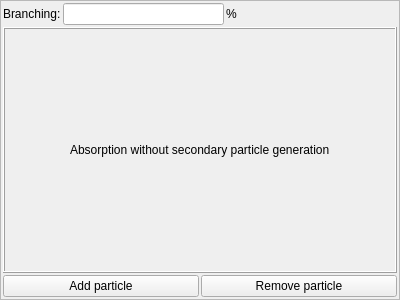
First picture: the form in src/gui/aneutronreactionwidget.ui, repository andrmor/ANTS2, before the edit.
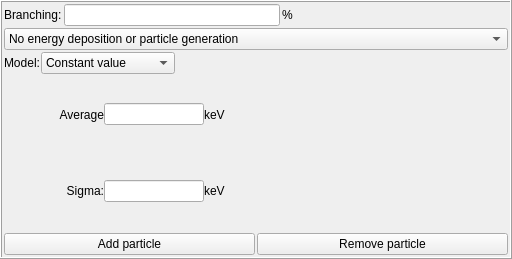
Second picture: the form after the edit. The open tabs and pages were chosen to show the change.

Patch:
```diff
--- a/src/gui/aneutronreactionwidget.ui
+++ b/src/gui/aneutronreactionwidget.ui
@@ -6,15 +6,15 @@
    <rect>
     <x>0</x>
     <y>0</y>
-    <width>400</width>
-    <height>300</height>
+    <width>512</width>
+    <height>259</height>
    </rect>
   </property>
   <property name="windowTitle">
    <string>Frame</string>
   </property>
   <property name="frameShape">
-   <enum>QFrame::StyledPanel</enum>
+   <enum>QFrame::Box</enum>
   </property>
   <property name="frameShadow">
    <enum>QFrame::Raised</enum>
@@ -70,42 +70,392 @@
     </layout>
    </item>
    <item>
-    <widget class="QFrame" name="frNoParticles">
+    <widget class="QComboBox" name="cobModel">
+     <item>
+      <property name="text">
+       <string>No energy deposition or particle generation</string>
+      </property>
+     </item>
+     <item>
+      <property name="text">
+       <string>Generation of particles</string>
+      </property>
+     </item>
+     <item>
+      <property name="text">
+       <string>Direct energy deposition</string>
+      </property>
+     </item>
+    </widget>
+   </item>
+   <item>
+    <widget class="QFrame" name="frDirect">
      <property name="sizePolicy">
-      <sizepolicy hsizetype="Preferred" vsizetype="Expanding">
+      <sizepolicy hsizetype="Preferred" vsizetype="Minimum">
        <horstretch>0</horstretch>
        <verstretch>0</verstretch>
       </sizepolicy>
      </property>
+     <property name="minimumSize">
+      <size>
+       <width>0</width>
+       <height>0</height>
+      </size>
+     </property>
      <property name="frameShape">
-      <enum>QFrame::Box</enum>
+      <enum>QFrame::NoFrame</enum>
      </property>
      <property name="frameShadow">
       <enum>QFrame::Raised</enum>
      </property>
-     <layout class="QVBoxLayout" name="verticalLayout">
-      <item alignment="Qt::AlignHCenter">
-       <widget class="QLabel" name="label_2">
+     <layout class="QVBoxLayout" name="verticalLayout_5">
+      <property name="spacing">
+       <number>1</number>
+      </property>
+      <property name="leftMargin">
+       <number>0</number>
+      </property>
+      <property name="topMargin">
+       <number>0</number>
+      </property>
+      <property name="rightMargin">
+       <number>0</number>
+      </property>
+      <property name="bottomMargin">
+       <number>0</number>
+      </property>
+      <item>
+       <layout class="QHBoxLayout" name="horizontalLayout_6">
+        <item>
+         <widget class="QLabel" name="label_7">
+          <property name="text">
+           <string>Model:</string>
+          </property>
+         </widget>
+        </item>
+        <item>
+         <widget class="QComboBox" name="cobGenModel">
+          <item>
+           <property name="text">
+            <string>Constant value</string>
+           </property>
+          </item>
+          <item>
+           <property name="text">
+            <string>Gauss distribution</string>
+           </property>
+          </item>
+          <item>
+           <property name="text">
+            <string>Custom distribution</string>
+           </property>
+          </item>
+         </widget>
+        </item>
+        <item>
+         <spacer name="horizontalSpacer_4">
+          <property name="orientation">
+           <enum>Qt::Horizontal</enum>
+          </property>
+          <property name="sizeHint" stdset="0">
+           <size>
+            <width>40</width>
+            <height>20</height>
+           </size>
+          </property>
+         </spacer>
+        </item>
+       </layout>
+      </item>
+      <item>
+       <widget class="QFrame" name="frAverage">
         <property name="minimumSize">
          <size>
           <width>0</width>
-          <height>21</height>
+          <height>0</height>
          </size>
         </property>
-        <property name="text">
-         <string>Absorption without secondary particle generation</string>
+        <property name="frameShape">
+         <enum>QFrame::NoFrame</enum>
         </property>
+        <property name="frameShadow">
+         <enum>QFrame::Raised</enum>
+        </property>
+        <layout class="QHBoxLayout" name="horizontalLayout_3">
+         <property name="spacing">
+          <number>6</number>
+         </property>
+         <property name="leftMargin">
+          <number>0</number>
+         </property>
+         <property name="topMargin">
+          <number>0</number>
+         </property>
+         <property name="rightMargin">
+          <number>0</number>
+         </property>
+         <property name="bottomMargin">
+          <number>0</number>
+         </property>
+        </layout>
+       </widget>
+      </item>
+      <item>
+       <widget class="QStackedWidget" name="swGenModel">
+        <property name="sizePolicy">
+         <sizepolicy hsizetype="Preferred" vsizetype="Minimum">
+          <horstretch>0</horstretch>
+          <verstretch>0</verstretch>
+         </sizepolicy>
+        </property>
+        <property name="currentIndex">
+         <number>0</number>
+        </property>
+        <widget class="QWidget" name="page_Const">
+         <layout class="QVBoxLayout" name="verticalLayout">
+          <property name="leftMargin">
+           <number>0</number>
+          </property>
+          <property name="topMargin">
+           <number>0</number>
+          </property>
+          <property name="rightMargin">
+           <number>0</number>
+          </property>
+          <property name="bottomMargin">
+           <number>0</number>
+          </property>
+          <item>
+           <layout class="QHBoxLayout" name="horizontalLayout_7">
+            <item>
+             <widget class="QLabel" name="label_9">
+              <property name="minimumSize">
+               <size>
+                <width>100</width>
+                <height>0</height>
+               </size>
+              </property>
+              <property name="text">
+               <string>Deposition:</string>
+              </property>
+              <property name="alignment">
+               <set>Qt::AlignRight|Qt::AlignTrailing|Qt::AlignVCenter</set>
+              </property>
+             </widget>
+            </item>
+            <item>
+             <widget class="QLineEdit" name="ledConstDepo">
+              <property name="maximumSize">
+               <size>
+                <width>100</width>
+                <height>16777215</height>
+               </size>
+              </property>
+             </widget>
+            </item>
+            <item>
+             <widget class="QLabel" name="label_8">
+              <property name="text">
+               <string>keV</string>
+              </property>
+             </widget>
+            </item>
+            <item>
+             <spacer name="horizontalSpacer_5">
+              <property name="orientation">
+               <enum>Qt::Horizontal</enum>
+              </property>
+              <property name="sizeHint" stdset="0">
+               <size>
+                <width>40</width>
+                <height>20</height>
+               </size>
+              </property>
+             </spacer>
+            </item>
+           </layout>
+          </item>
+         </layout>
+        </widget>
+        <widget class="QWidget" name="page_Custom">
+         <layout class="QVBoxLayout" name="verticalLayout_3">
+          <property name="spacing">
+           <number>0</number>
+          </property>
+          <property name="leftMargin">
+           <number>0</number>
+          </property>
+          <property name="topMargin">
+           <number>0</number>
+          </property>
+          <property name="rightMargin">
+           <number>0</number>
+          </property>
+          <property name="bottomMargin">
+           <number>0</number>
+          </property>
+          <item>
+           <layout class="QHBoxLayout" name="horizontalLayout_8">
+            <item>
+             <widget class="QLabel" name="label_2">
+              <property name="minimumSize">
+               <size>
+                <width>100</width>
+                <height>0</height>
+               </size>
+              </property>
+              <property name="text">
+               <string>Average</string>
+              </property>
+              <property name="alignment">
+               <set>Qt::AlignRight|Qt::AlignTrailing|Qt::AlignVCenter</set>
+              </property>
+             </widget>
+            </item>
+            <item>
+             <widget class="QLineEdit" name="ledAvDepo">
+              <property name="maximumSize">
+               <size>
+                <width>100</width>
+                <height>16777215</height>
+               </size>
+              </property>
+             </widget>
+            </item>
+            <item>
+             <widget class="QLabel" name="label_4">
+              <property name="text">
+               <string>keV</string>
+              </property>
+             </widget>
+            </item>
+            <item>
+             <spacer name="horizontalSpacer_6">
+              <property name="orientation">
+               <enum>Qt::Horizontal</enum>
+              </property>
+              <property name="sizeHint" stdset="0">
+               <size>
+                <width>40</width>
+                <height>20</height>
+               </size>
+              </property>
+             </spacer>
+            </item>
+           </layout>
+          </item>
+          <item>
+           <layout class="QHBoxLayout" name="horizontalLayout_4">
+            <item>
+             <widget class="QLabel" name="label_5">
+              <property name="minimumSize">
+               <size>
+                <width>100</width>
+                <height>0</height>
+               </size>
+              </property>
+              <property name="text">
+               <string>Sigma:</string>
+              </property>
+              <property name="alignment">
+               <set>Qt::AlignRight|Qt::AlignTrailing|Qt::AlignVCenter</set>
+              </property>
+             </widget>
+            </item>
+            <item>
+             <widget class="QLineEdit" name="ledSigma">
+              <property name="maximumSize">
+               <size>
+                <width>100</width>
+                <height>16777215</height>
+               </size>
+              </property>
+             </widget>
+            </item>
+            <item>
+             <widget class="QLabel" name="label_6">
+              <property name="text">
+               <string>keV</string>
+              </property>
+             </widget>
+            </item>
+            <item>
+             <spacer name="horizontalSpacer_3">
+              <property name="orientation">
+               <enum>Qt::Horizontal</enum>
+              </property>
+              <property name="sizeHint" stdset="0">
+               <size>
+                <width>40</width>
+                <height>20</height>
+               </size>
+              </property>
+             </spacer>
+            </item>
+           </layout>
+          </item>
+         </layout>
+        </widget>
+        <widget class="QWidget" name="page_Gauss">
+         <layout class="QVBoxLayout" name="verticalLayout_4">
+          <property name="spacing">
+           <number>0</number>
+          </property>
+          <property name="leftMargin">
+           <number>0</number>
+          </property>
+          <property name="topMargin">
+           <number>0</number>
+          </property>
+          <property name="rightMargin">
+           <number>0</number>
+          </property>
+          <property name="bottomMargin">
+           <number>0</number>
+          </property>
+          <item>
+           <layout class="QHBoxLayout" name="horizontalLayout_5">
+            <property name="spacing">
+             <number>3</number>
+            </property>
+            <item>
+             <widget class="QPushButton" name="pbLoadCustom">
+              <property name="text">
+               <string>Load</string>
+              </property>
+             </widget>
+            </item>
+            <item>
+             <widget class="QPushButton" name="pbShowCustom">
+              <property name="text">
+               <string>Show</string>
+              </property>
+             </widget>
+            </item>
+           </layout>
+          </item>
+         </layout>
+        </widget>
        </widget>
       </item>
      </layout>
     </widget>
    </item>
    <item>
-    <layout class="QVBoxLayout" name="ReactionsLayout">
-     <property name="spacing">
-      <number>2</number>
+    <widget class="QFrame" name="frParticles">
+     <property name="sizePolicy">
+      <sizepolicy hsizetype="Preferred" vsizetype="Minimum">
+       <horstretch>0</horstretch>
+       <verstretch>0</verstretch>
+      </sizepolicy>
      </property>
-    </layout>
+     <property name="frameShape">
+      <enum>QFrame::NoFrame</enum>
+     </property>
+     <property name="frameShadow">
+      <enum>QFrame::Raised</enum>
+     </property>
+    </widget>
    </item>
    <item>
     <layout class="QHBoxLayout" name="horizontalLayout">
```
